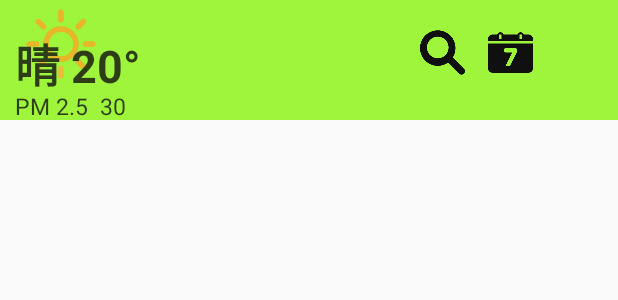
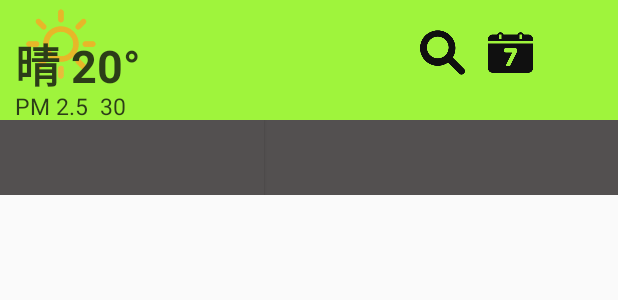
Before and after one commit to AOPG/heybro_android, an Android app: the layout fragment_basketball.xml on its own in the app's theme, with its tools: preview values and no code run, on a phone screen of 412 x 824 dp. Shown: the top 300 px of the screen. Run offline under Robolectric (Android 15) with nearby library versions, the phone set to English and light mode, and no system bars.

```diff
--- a/app/src/main/res/layout/fragment_basketball.xml
+++ b/app/src/main/res/layout/fragment_basketball.xml
@@ -50,16 +50,28 @@
                 android:layout_width="30dp"
                 android:layout_height="30dp"
                 android:background="@drawable/basket_search"/>
+            <!-- 需要实现日历日期的显示-->
             <Button
                 android:layout_marginLeft="15dp"
                 android:layout_marginTop="20dp"
                 android:layout_width="30dp"
                 android:layout_height="30dp"
                 android:background="@drawable/basket_calender"/>
+        </LinearLayout>
+    </LinearLayout>
+    <LinearLayout
+        android:layout_width="match_parent"
+        android:layout_height="50dp"
+        android:background="#535050">
 
-        </LinearLayout>
+        <Button
+            android:layout_width="wrap_content"
+            android:layout_height="50dp"
+            android:background="#535050"/>
 
-
-
+        <Button
+            android:layout_width="wrap_content"
+            android:layout_height="50dp"
+            android:background="#535050" />
     </LinearLayout>
 </LinearLayout>
```
